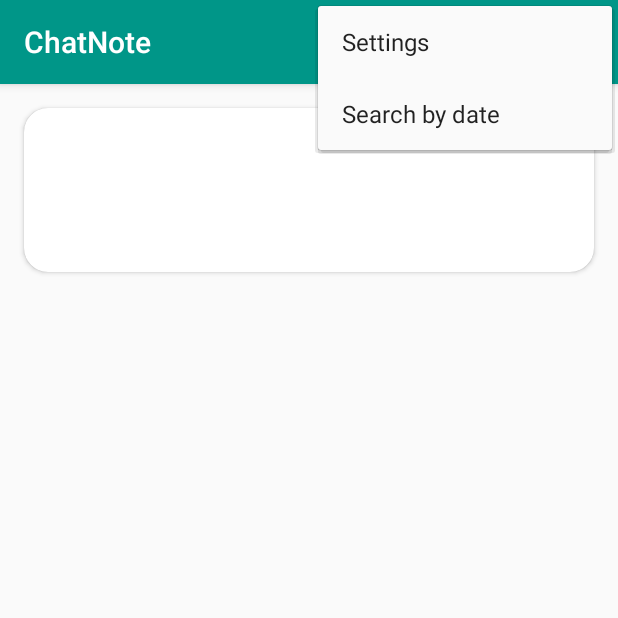
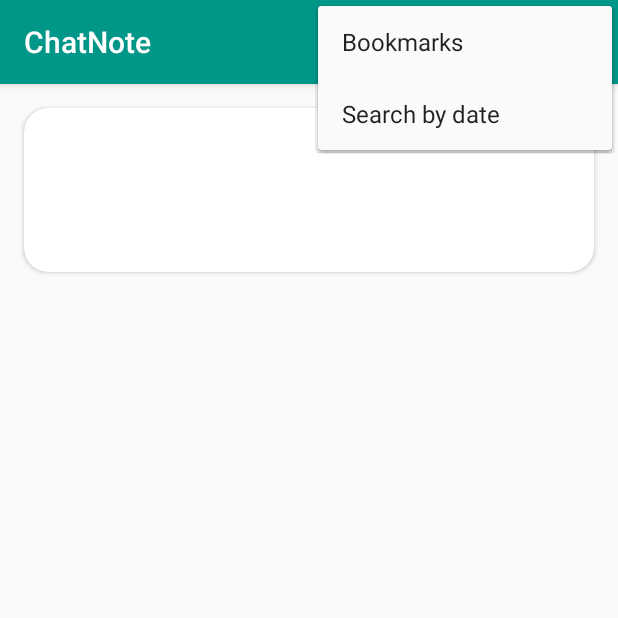
Before and after one commit to ArtoLord/ChatNote, an Android app: the MessageFragment screen opened through its navigation route, with the options menu open, on a phone screen of 412 x 824 dp, the top half of it. Run offline under Robolectric (Android 15) with nearby library versions, the phone set to English and light mode, and no system bars; libraries missing offline, so code that uses them is left out: com.beust.klaxon, org.jetbrains.anko, ru.noties.markwon; 5 statements that could not run were skipped.

Commit message:
Add bookmarks

```diff
--- a/app/src/main/java/com/yshmgrt/chat/data_base/dataclasses/Tag.kt
+++ b/app/src/main/java/com/yshmgrt/chat/data_base/dataclasses/Tag.kt
@@ -4,5 +4,6 @@ data class Tag(val _id:Long, val text:String, val type:Int){
     companion object{
         val USER_TYPE = 0
         val PARENT_TYPE = 1
+        val SYSTEM_TYPE = 2
     }
 }
--- a/app/src/main/java/com/yshmgrt/chat/view/MessageDialog.kt
+++ b/app/src/main/java/com/yshmgrt/chat/view/MessageDialog.kt
@@ -7,10 +7,10 @@ import androidx.appcompat.app.AppCompatActivity
 import androidx.fragment.app.DialogFragment
 import com.yshmgrt.chat.R
 
-class MessageDialog(private val actions : List<() -> Unit>) : DialogFragment() {
+class MessageDialog(private val actions : List<() -> Unit>, private val isAdd: Boolean) : DialogFragment() {
     override fun onCreateDialog(savedInstanceState: Bundle?): Dialog {
         val builder = AlertDialog.Builder(context as AppCompatActivity)
-        builder.setItems(R.array.message_dialog) { _, i ->
+        builder.setItems(if (isAdd) R.array.message_dialog_add else R.array.message_dialog_remove) { _, i ->
             try {
                 actions[i].invoke()
             } catch (e : Exception) {}
--- a/app/src/main/res/menu/main_activity_toolbar.xml
+++ b/app/src/main/res/menu/main_activity_toolbar.xml
@@ -1,13 +1,16 @@
 <?xml version="1.0" encoding="utf-8"?>
 <menu xmlns:android="http://schemas.android.com/apk/res/android" xmlns:app="http://schemas.android.com/apk/res-auto">
     <item android:id="@+id/search_button"
-          app:showAsAction="always"
+          app:showAsAction="ifRoom"
           android:icon="@drawable/ic_search_white_36dp"
           android:title="@string/search"/>
-    <item android:id="@+id/settings_button"
+    <item android:id="@+id/bookmarks"
           app:showAsAction="never"
-          android:title="@string/settings"/>
+          android:title="@string/bookmarks"/>
     <item android:id="@+id/search_by_date_button"
           app:showAsAction="never"
           android:title="@string/search_by_date"/>
+    <!--<item android:id="@+id/settings_button"
+          app:showAsAction="never"
+          android:title="@string/settings"/>-->
 </menu>
--- a/app/src/main/res/values/strings.xml
+++ b/app/src/main/res/values/strings.xml
@@ -15,4 +15,6 @@
     <string name="add_message">Open message</string>
     <string name="edit">Edit</string>
     <string name="delete">Delete</string>
+    <string name="to_bookmarks">Add to bookmarks</string>
+    <string name="from_bookmarks">Remove from bookmarks</string>
 </resources>
```
Also changed, not shown: app/src/main/java/com/yshmgrt/chat/data_base/Controller.kt (+10 -1 lines), app/src/main/java/com/yshmgrt/chat/message/MessageView.kt (+29 -10 lines), app/src/main/java/com/yshmgrt/chat/view/MainChatFragment.kt (+82 -64 lines), app/src/main/res/values/array.xml (+8 -1 lines).
